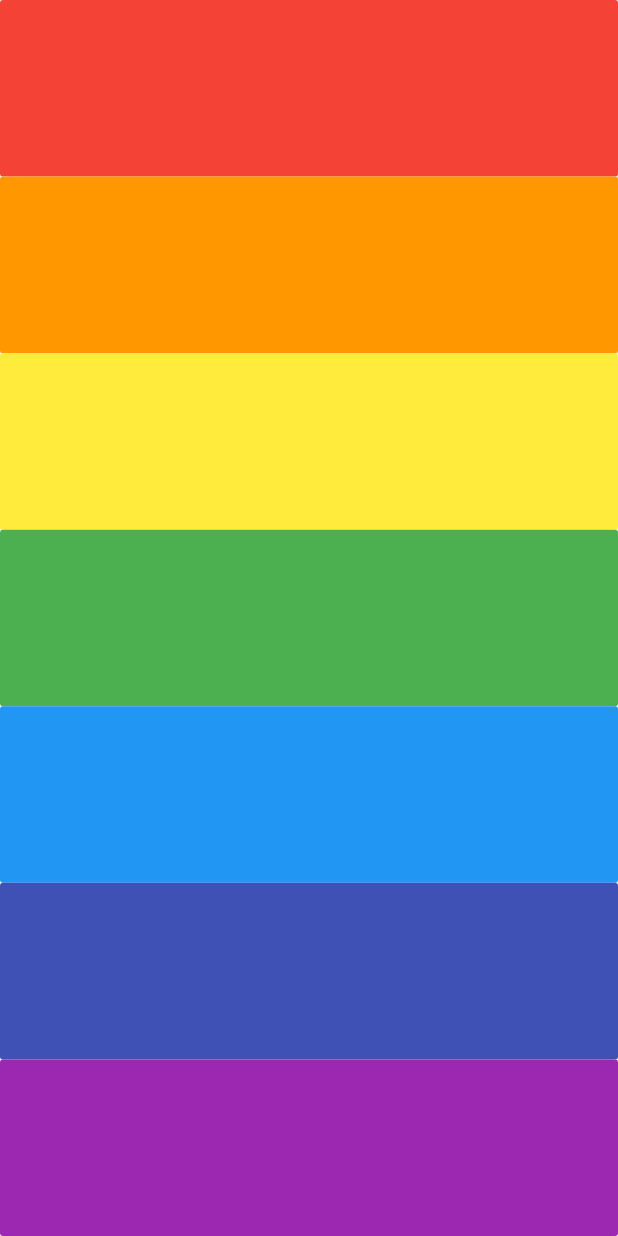
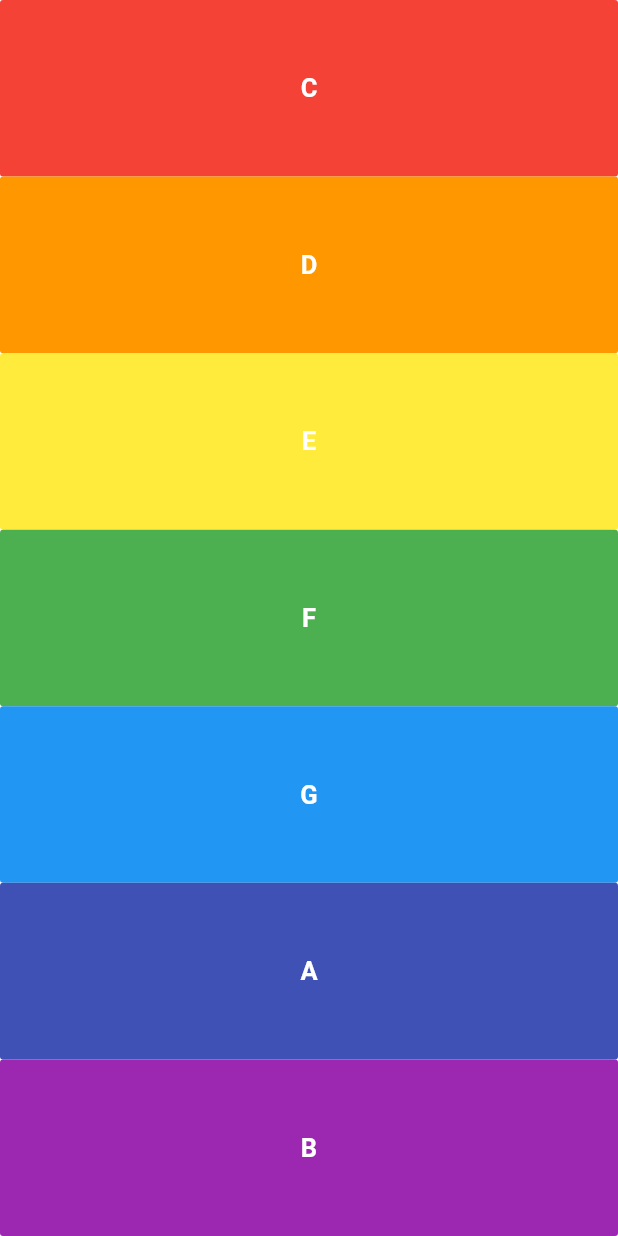
Before and after one commit to mludovico/xylophone, a Flutter app: the screen it shows after launch, on a phone screen of 412 x 824 dp. Run offline on Flutter 3.47's test engine with Material 2 defaults, Android fonts, the light colour scheme and no system bars; our stand-ins replace audioplayers.

Commit message:
Add notes letter to the buttons

```diff
--- a/lib/main.dart
+++ b/lib/main.dart
@@ -26,13 +26,23 @@ class _HomeScreenState extends State<HomeScreen> {
     player.play('note$soundNumber.wav');
   }
 
-  Widget key({Color color, int soundNumber}){
+  Widget key({Color color, int soundNumber, String note}){
     return Expanded(
       child: FlatButton(
         color: color,
         onPressed: (){
           playSound(soundNumber: soundNumber);
         },
+        child: Center(
+          child: Text(
+            note,
+            style: TextStyle(
+              color: Colors.white,
+              fontSize: 17,
+              fontWeight: FontWeight.bold,
+            ),
+          ),
+        ),
       ),
     );
 }
@@ -45,30 +55,37 @@ class _HomeScreenState extends State<HomeScreen> {
         key(
           color: Colors.red,
           soundNumber: 1,
+          note: 'C',
         ),
         key(
           color: Colors.orange,
           soundNumber: 2,
+          note: 'D',
         ),
         key(
           color: Colors.yellow,
           soundNumber: 3,
+          note: 'E',
         ),
         key(
           color: Colors.green,
           soundNumber: 4,
+          note: 'F',
         ),
         key(
           color: Colors.blue,
           soundNumber: 5,
+          note: 'G',
         ),
         key(
           color: Colors.indigo,
           soundNumber: 6,
+          note: 'A',
         ),
         key(
           color: Colors.purple,
           soundNumber: 7,
+          note: 'B',
         ),
       ],
     );
```
Also changed, not shown: 1 other file.
